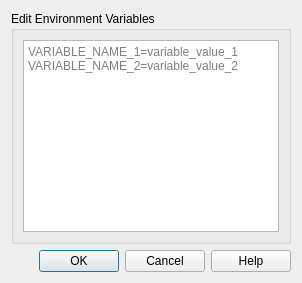
This is src/envdialog.ui in FrzMtrsprt/QtUnblockNeteaseMusic as Qt 5 draws it before an edit. The edited form follows.
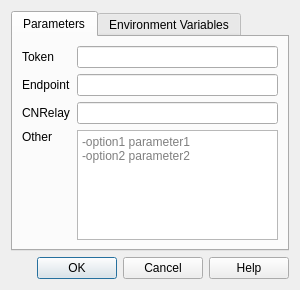
This is the edited form.

Commit message: Add advance parameters

```diff
--- a/src/envdialog.ui
+++ b/src/envdialog.ui
@@ -4,20 +4,102 @@
  <widget class="QDialog" name="EnvDialog">
   <layout class="QVBoxLayout">
    <item>
-    <widget class="QGroupBox" name="envBox">
-     <property name="title">
-      <string>Edit Environment Variables</string>
+    <widget class="QTabWidget" name="tabWidget">
+     <property name="currentIndex">
+      <number>0</number>
      </property>
-     <layout class="QVBoxLayout">
-      <item>
-       <widget class="QPlainTextEdit" name="envEdit">
-        <property name="placeholderText">
-         <string>VARIABLE_NAME_1=variable_value_1
+     <widget class="QWidget" name="paramTab">
+      <attribute name="title">
+       <string>Parameters</string>
+      </attribute>
+      <layout class="QGridLayout">
+       <item row="4" column="2" rowspan="2">
+        <widget class="QPlainTextEdit" name="otherEdit">
+         <property name="sizePolicy">
+          <sizepolicy hsizetype="Ignored" vsizetype="Ignored">
+           <horstretch>0</horstretch>
+           <verstretch>0</verstretch>
+          </sizepolicy>
+         </property>
+         <property name="placeholderText">
+          <string>-option1 parameter1
+-option2 parameter2</string>
+         </property>
+        </widget>
+       </item>
+       <item row="1" column="2">
+        <widget class="QLineEdit" name="tokenEdit"/>
+       </item>
+       <item row="2" column="0" colspan="2">
+        <widget class="QLabel" name="endpointLabel">
+         <property name="text">
+          <string>Endpoint</string>
+         </property>
+        </widget>
+       </item>
+       <item row="3" column="2">
+        <widget class="QLineEdit" name="cnrelayEdit"/>
+       </item>
+       <item row="2" column="2">
+        <widget class="QLineEdit" name="endpointEdit"/>
+       </item>
+       <item row="1" column="0" colspan="2">
+        <widget class="QLabel" name="tokenLabel">
+         <property name="text">
+          <string>Token</string>
+         </property>
+        </widget>
+       </item>
+       <item row="3" column="0" colspan="2">
+        <widget class="QLabel" name="cnrelayLabel">
+         <property name="text">
+          <string>CNRelay</string>
+         </property>
+        </widget>
+       </item>
+       <item row="4" column="0" colspan="2">
+        <widget class="QLabel" name="otherLabel">
+         <property name="text">
+          <string>Other</string>
+         </property>
+        </widget>
+       </item>
+       <item row="5" column="0" colspan="2">
+        <spacer name="verticalSpacer">
+         <property name="orientation">
+          <enum>Qt::Vertical</enum>
+         </property>
+         <property name="sizeHint" stdset="0">
+          <size>
+           <width>0</width>
+           <height>0</height>
+          </size>
+         </property>
+        </spacer>
+       </item>
+      </layout>
+     </widget>
+     <widget class="QWidget" name="envTab">
+      <attribute name="title">
+       <string>Environment Variables</string>
+      </attribute>
+      <layout class="QHBoxLayout">
+       <item>
+        <widget class="QPlainTextEdit" name="envEdit">
+         <property name="sizePolicy">
+          <sizepolicy hsizetype="MinimumExpanding" vsizetype="MinimumExpanding">
+           <horstretch>0</horstretch>
+           <verstretch>0</verstretch>
+          </sizepolicy>
+         </property>
+         <property name="placeholderText">
+          <string>VARIABLE_NAME_1=variable_value_1
 VARIABLE_NAME_2=variable_value_2</string>
-        </property>
-       </widget>
-      </item>
-     </layout>
+         </property>
+        </widget>
+       </item>
+      </layout>
+     </widget>
     </widget>
    </item>
    <item>
```
The commit also changes 4 other files.
